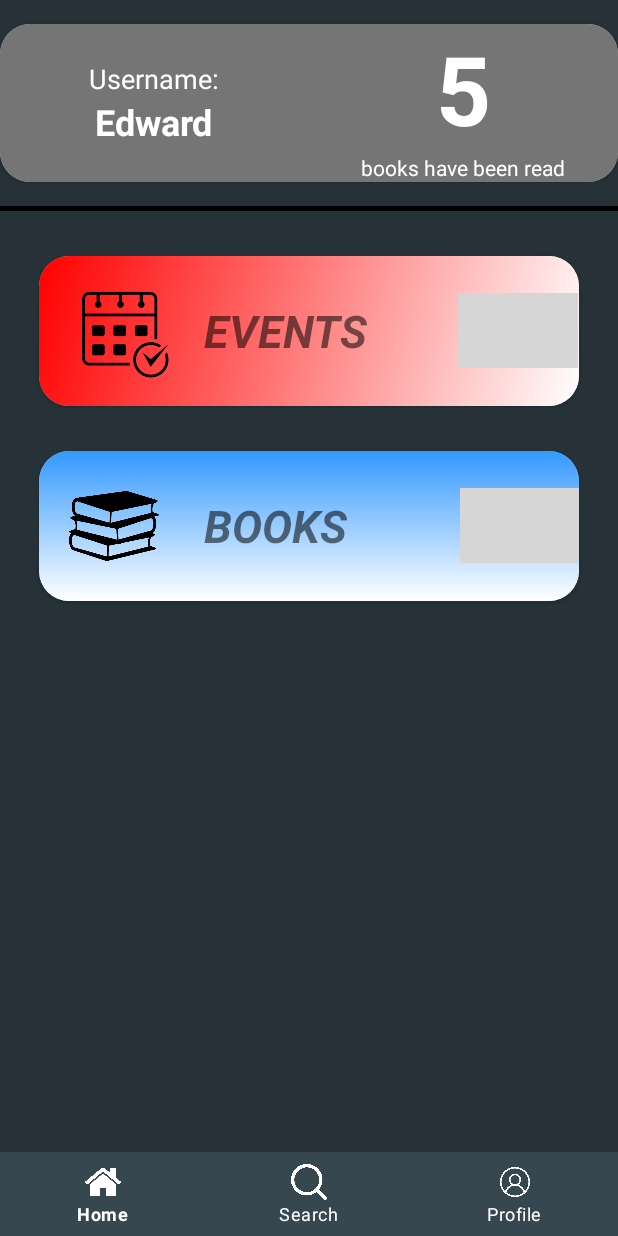
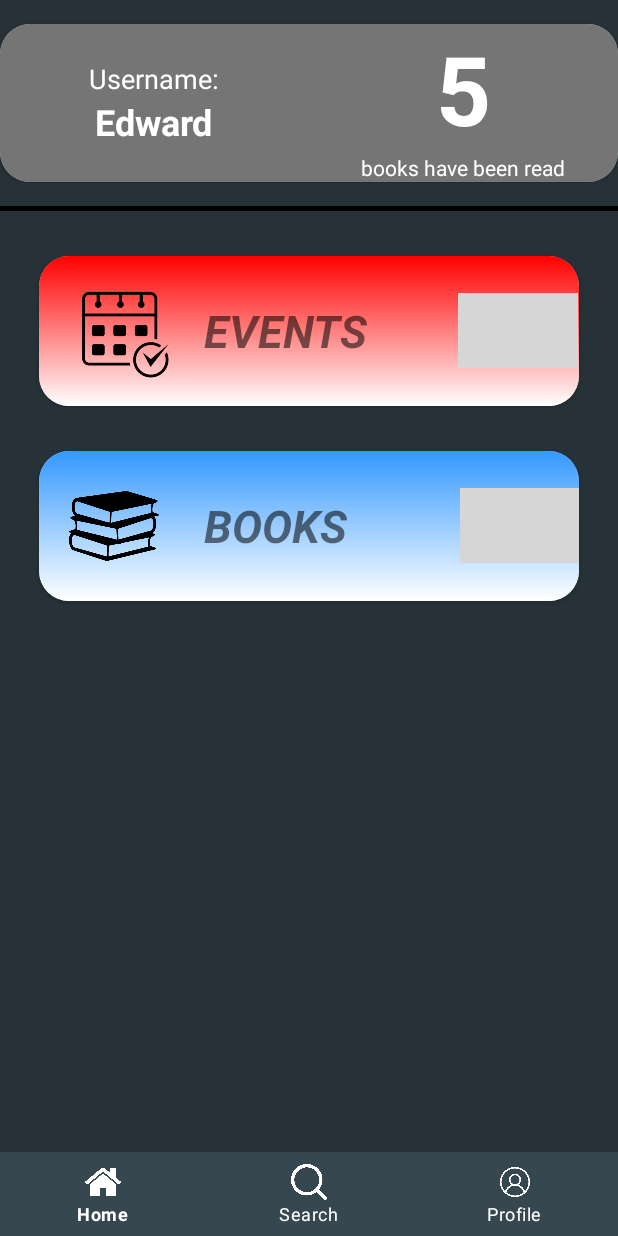
Before and after one commit to EdwardLauwis/project, an Android app: the layout activity_main.xml on its own in the app's theme, with its tools: preview values and no code run, on a phone screen of 412 x 824 dp. Run offline under Robolectric (Android 15) with nearby library versions, the light colour scheme and no system bars; grey boxes are pictures that could not be loaded.

Commit message:
new version

```diff
--- a/app/src/main/res/drawable/background_1.xml
+++ b/app/src/main/res/drawable/background_1.xml
@@ -3,7 +3,7 @@
   <item>
       <shape>
           <gradient
-              android:angle="315"
+              android:angle="305"
               android:startColor="@color/red"
               android:endColor="@color/white"/>
       </shape>
```
